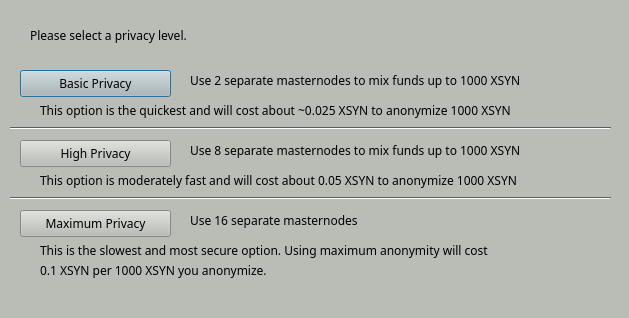
This is src/qt/forms/stashedsendconfig.ui in SyndicateCash/SyndicateCash as Qt 5 draws it before an edit. The edited form follows.
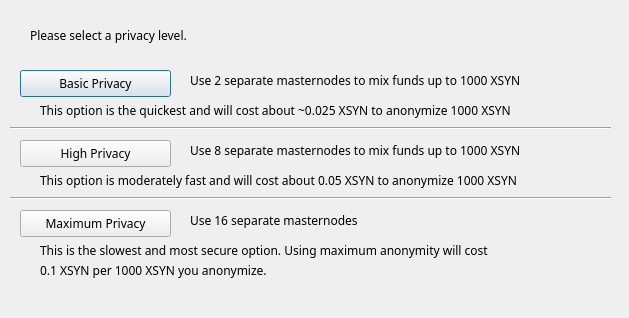
This is the edited form.

```diff
--- a/src/qt/forms/stashedsendconfig.ui
+++ b/src/qt/forms/stashedsendconfig.ui
@@ -10,421 +10,6 @@
     <height>318</height>
    </rect>
   </property>
-  <property name="palette">
-   <palette>
-    <active>
-     <colorrole role="WindowText">
-      <brush brushstyle="SolidPattern">
-       <color alpha="255">
-        <red>0</red>
-        <green>0</green>
-        <blue>0</blue>
-       </color>
-      </brush>
-     </colorrole>
-     <colorrole role="Button">
-      <brush brushstyle="SolidPattern">
-       <color alpha="255">
-        <red>186</red>
-        <green>189</green>
-        <blue>182</blue>
-       </color>
-      </brush>
-     </colorrole>
-     <colorrole role="Light">
-      <brush brushstyle="SolidPattern">
-       <color alpha="255">
-        <red>255</red>
-        <green>255</green>
-        <blue>255</blue>
-       </color>
-      </brush>
-     </colorrole>
-     <colorrole role="Midlight">
-      <brush brushstyle="SolidPattern">
-       <color alpha="255">
-        <red>220</red>
-        <green>222</green>
-        <blue>218</blue>
-       </color>
-      </brush>
-     </colorrole>
-     <colorrole role="Dark">
-      <brush brushstyle="SolidPattern">
-       <color alpha="255">
-        <red>93</red>
-        <green>94</green>
-        <blue>91</blue>
-       </color>
-      </brush>
-     </colorrole>
-     <colorrole role="Mid">
-      <brush brushstyle="SolidPattern">
-       <color alpha="255">
-        <red>124</red>
-        <green>126</green>
-        <blue>121</blue>
-       </color>
-      </brush>
-     </colorrole>
-     <colorrole role="Text">
-      <brush brushstyle="SolidPattern">
-       <color alpha="255">
-        <red>0</red>
-        <green>0</green>
-        <blue>0</blue>
-       </color>
-      </brush>
-     </colorrole>
-     <colorrole role="BrightText">
-      <brush brushstyle="SolidPattern">
-       <color alpha="255">
-        <red>255</red>
-        <green>255</green>
-        <blue>255</blue>
-       </color>
-      </brush>
-     </colorrole>
-     <colorrole role="ButtonText">
-      <brush brushstyle="SolidPattern">
-       <color alpha="255">
-        <red>0</red>
-        <green>0</green>
-        <blue>0</blue>
-       </color>
-      </brush>
-     </colorrole>
-     <colorrole role="Base">
-      <brush brushstyle="SolidPattern">
-       <color alpha="255">
-        <red>255</red>
-        <green>255</green>
-        <blue>255</blue>
-       </color>
-      </brush>
-     </colorrole>
-     <colorrole role="Window">
-      <brush brushstyle="SolidPattern">
-       <color alpha="255">
-        <red>186</red>
-        <green>189</green>
-        <blue>182</blue>
-       </color>
-      </brush>
-     </colorrole>
-     <colorrole role="Shadow">
-      <brush brushstyle="SolidPattern">
-       <color alpha="255">
-        <red>0</red>
-        <green>0</green>
-        <blue>0</blue>
-       </color>
-      </brush>
-     </colorrole>
-     <colorrole role="AlternateBase">
-      <brush brushstyle="SolidPattern">
-       <color alpha="255">
-        <red>220</red>
-        <green>222</green>
-        <blue>218</blue>
-       </color>
-      </brush>
-     </colorrole>
-     <colorrole role="ToolTipBase">
-      <brush brushstyle="SolidPattern">
-       <color alpha="255">
-        <red>255</red>
-        <green>255</green>
-        <blue>220</blue>
-       </color>
-      </brush>
-     </colorrole>
-     <colorrole role="ToolTipText">
-      <brush brushstyle="SolidPattern">
-       <color alpha="255">
-        <red>0</red>
-        <green>0</green>
-        <blue>0</blue>
-       </color>
-      </brush>
-     </colorrole>
-    </active>
-    <inactive>
-     <colorrole role="WindowText">
-      <brush brushstyle="SolidPattern">
-       <color alpha="255">
-        <red>0</red>
-        <green>0</green>
-        <blue>0</blue>
-       </color>
-      </brush>
-     </colorrole>
-     <colorrole role="Button">
-      <brush brushstyle="SolidPattern">
-       <color alpha="255">
-        <red>186</red>
-        <green>189</green>
-        <blue>182</blue>
-       </color>
-      </brush>
-     </colorrole>
-     <colorrole role="Light">
-      <brush brushstyle="SolidPattern">
-       <color alpha="255">
-        <red>255</red>
-        <green>255</green>
-        <blue>255</blue>
-       </color>
-      </brush>
-     </colorrole>
-     <colorrole role="Midlight">
-      <brush brushstyle="SolidPattern">
-       <color alpha="255">
-        <red>220</red>
-        <green>222</green>
-        <blue>218</blue>
-       </color>
-      </brush>
-     </colorrole>
-     <colorrole role="Dark">
-      <brush brushstyle="SolidPattern">
-       <color alpha="255">
-        <red>93</red>
-        <green>94</green>
-        <blue>91</blue>
-       </color>
-      </brush>
-     </colorrole>
-     <colorrole role="Mid">
-      <brush brushstyle="SolidPattern">
-       <color alpha="255">
-        <red>124</red>
-        <green>126</green>
-        <blue>121</blue>
-       </color>
-      </brush>
-     </colorrole>
-     <colorrole role="Text">
-      <brush brushstyle="SolidPattern">
-       <color alpha="255">
-        <red>0</red>
-        <green>0</green>
-        <blue>0</blue>
-       </color>
-      </brush>
-     </colorrole>
-     <colorrole role="BrightText">
-      <brush brushstyle="SolidPattern">
-       <color alpha="255">
-        <red>255</red>
-        <green>255</green>
-        <blue>255</blue>
-       </color>
-      </brush>
-     </colorrole>
-     <colorrole role="ButtonText">
-      <brush brushstyle="SolidPattern">
-       <color alpha="255">
-        <red>0</red>
-        <green>0</green>
-        <blue>0</blue>
-       </color>
-      </brush>
-     </colorrole>
-     <colorrole role="Base">
-      <brush brushstyle="SolidPattern">
-       <color alpha="255">
-        <red>255</red>
-        <green>255</green>
-        <blue>255</blue>
-       </color>
-      </brush>
-     </colorrole>
-     <colorrole role="Window">
-      <brush brushstyle="SolidPattern">
-       <color alpha="255">
-        <red>186</red>
-        <green>189</green>
-        <blue>182</blue>
-       </color>
-      </brush>
-     </colorrole>
-     <colorrole role="Shadow">
-      <brush brushstyle="SolidPattern">
-       <color alpha="255">
-        <red>0</red>
-        <green>0</green>
-        <blue>0</blue>
-       </color>
-      </brush>
-     </colorrole>
-     <colorrole role="AlternateBase">
-      <brush brushstyle="SolidPattern">
-       <color alpha="255">
-        <red>220</red>
-        <green>222</green>
-        <blue>218</blue>
-       </color>
-      </brush>
-     </colorrole>
-     <colorrole role="ToolTipBase">
-      <brush brushstyle="SolidPattern">
-       <color alpha="255">
-        <red>255</red>
-        <green>255</green>
-        <blue>220</blue>
-       </color>
-      </brush>
-     </colorrole>
-     <colorrole role="ToolTipText">
-      <brush brushstyle="SolidPattern">
-       <color alpha="255">
-        <red>0</red>
-        <green>0</green>
-        <blue>0</blue>
-       </color>
-      </brush>
-     </colorrole>
-    </inactive>
-    <disabled>
-     <colorrole role="WindowText">
-      <brush brushstyle="SolidPattern">
-       <color alpha="255">
-        <red>93</red>
-        <green>94</green>
-        <blue>91</blue>
-       </color>
-      </brush>
-     </colorrole>
-     <colorrole role="Button">
-      <brush brushstyle="SolidPattern">
-       <color alpha="255">
-        <red>186</red>
-        <green>189</green>
-        <blue>182</blue>
-       </color>
-      </brush>
-     </colorrole>
-     <colorrole role="Light">
-      <brush brushstyle="SolidPattern">
-       <color alpha="255">
-        <red>255</red>
-        <green>255</green>
-        <blue>255</blue>
-       </color>
-      </brush>
-     </colorrole>
-     <colorrole role="Midlight">
-      <brush brushstyle="SolidPattern">
-       <color alpha="255">
-        <red>220</red>
-        <green>222</green>
-        <blue>218</blue>
-       </color>
-      </brush>
-     </colorrole>
-     <colorrole role="Dark">
-      <brush brushstyle="SolidPattern">
-       <color alpha="255">
-        <red>93</red>
-        <green>94</green>
-        <blue>91</blue>
-       </color>
-      </brush>
-     </colorrole>
-     <colorrole role="Mid">
-      <brush brushstyle="SolidPattern">
-       <color alpha="255">
-        <red>124</red>
-        <green>126</green>
-        <blue>121</blue>
-       </color>
-      </brush>
-     </colorrole>
-     <colorrole role="Text">
-      <brush brushstyle="SolidPattern">
-       <color alpha="255">
-        <red>93</red>
-        <green>94</green>
-        <blue>91</blue>
-       </color>
-      </brush>
-     </colorrole>
-     <colorrole role="BrightText">
-      <brush brushstyle="SolidPattern">
-       <color alpha="255">
-        <red>255</red>
-        <green>255</green>
-        <blue>255</blue>
-       </color>
-      </brush>
-     </colorrole>
-     <colorrole role="ButtonText">
-      <brush brushstyle="SolidPattern">
-       <color alpha="255">
-        <red>93</red>
-        <green>94</green>
-        <blue>91</blue>
-       </color>
-      </brush>
-     </colorrole>
-     <colorrole role="Base">
-      <brush brushstyle="SolidPattern">
-       <color alpha="255">
-        <red>186</red>
-        <green>189</green>
-        <blue>182</blue>
-       </color>
-      </brush>
-     </colorrole>
-     <colorrole role="Window">
-      <brush brushstyle="SolidPattern">
-       <color alpha="255">
-        <red>186</red>
-        <green>189</green>
-        <blue>182</blue>
-       </color>
-      </brush>
-     </colorrole>
-     <colorrole role="Shadow">
-      <brush brushstyle="SolidPattern">
-       <color alpha="255">
-        <red>0</red>
-        <green>0</green>
-        <blue>0</blue>
-       </color>
-      </brush>
-     </colorrole>
-     <colorrole role="AlternateBase">
-      <brush brushstyle="SolidPattern">
-       <color alpha="255">
-        <red>186</red>
-        <green>189</green>
-        <blue>182</blue>
-       </color>
-      </brush>
-     </colorrole>
-     <colorrole role="ToolTipBase">
-      <brush brushstyle="SolidPattern">
-       <color alpha="255">
-        <red>255</red>
-        <green>255</green>
-        <blue>220</blue>
-       </color>
-      </brush>
-     </colorrole>
-     <colorrole role="ToolTipText">
-      <brush brushstyle="SolidPattern">
-       <color alpha="255">
-        <red>0</red>
-        <green>0</green>
-        <blue>0</blue>
-       </color>
-      </brush>
-     </colorrole>
-    </disabled>
-   </palette>
-  </property>
   <property name="font">
    <font>
     <family>Sawasdee</family>
```
